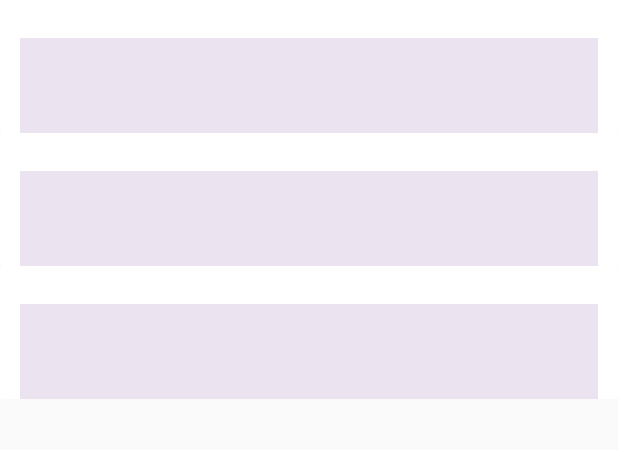
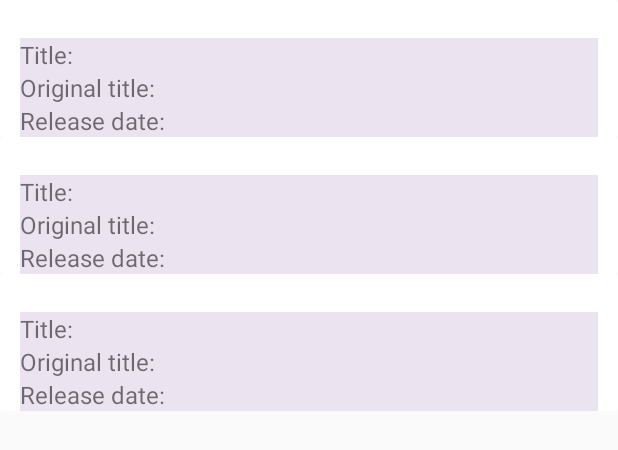
Before and after one commit to cbunay3/mvvm_example, an Android app: the layout layout_movies.xml on its own in the app's theme, with its tools: preview values and no code run, on a phone screen of 412 x 824 dp. Shown: the top 450 px of the screen. Run offline under Robolectric (Android 15) with nearby library versions, the phone set to English and light mode, and no system bars.

Commit message:
Add style to the cardView

```diff
--- a/app/src/main/res/layout/layout_movie.xml
+++ b/app/src/main/res/layout/layout_movie.xml
@@ -24,29 +24,73 @@
         app:layout_constraintEnd_toEndOf="parent"
         app:layout_constraintHorizontal_bias="0.454"
         app:layout_constraintStart_toStartOf="parent"
-        app:layout_constraintTop_toBottomOf="@+id/relativeLayout2" >
+        app:layout_constraintTop_toBottomOf="@+id/relativeLayout2">
 
         <LinearLayout
             android:layout_width="match_parent"
             android:layout_height="wrap_content"
             android:orientation="vertical">
 
+            <LinearLayout
+                android:id="@+id/ll_title"
+                android:layout_width="match_parent"
+                android:layout_height="match_parent"
+                android:orientation="horizontal">
+
+                <TextView
+                    android:id="@+id/label_title"
+                    android:layout_width="wrap_content"
+                    android:layout_height="wrap_content"
+                    android:text="Title: "
+                    android:textSize="16sp" />
+
                 <TextView
                     android:id="@+id/tv_title"
                     android:layout_width="match_parent"
                     android:layout_height="wrap_content"
-                android:textSize="18sp"
-                android:textStyle="bold" />
+                    android:textSize="16sp"
+                    android:textStyle="normal|bold" />
+            </LinearLayout>
+
+            <LinearLayout
+                android:id="@+id/ll_original_title"
+                android:layout_width="match_parent"
+                android:layout_height="match_parent"
+                android:orientation="horizontal">
+
+                <TextView
+                    android:id="@+id/label_original_title"
+                    android:layout_width="wrap_content"
+                    android:layout_height="wrap_content"
+                    android:text="Original title: "
+                    android:textSize="16sp" />
 
                 <TextView
                     android:id="@+id/tv_originalTitle"
                     android:layout_width="match_parent"
-                android:layout_height="wrap_content" />
+                    android:layout_height="wrap_content"
+                    android:textSize="16sp" />
+            </LinearLayout>
+
+            <LinearLayout
+                android:id="@+id/ll_release_date"
+                android:layout_width="match_parent"
+                android:layout_height="match_parent"
+                android:orientation="horizontal">
+
+                <TextView
+                    android:id="@+id/label_release_date"
+                    android:layout_width="wrap_content"
+                    android:layout_height="wrap_content"
+                    android:text="Release date: "
+                    android:textSize="16sp" />
 
                 <TextView
                     android:id="@+id/tv_releaseDate"
                     android:layout_width="match_parent"
-                android:layout_height="wrap_content" />
+                    android:layout_height="wrap_content"
+                    android:textSize="16sp" />
+            </LinearLayout>
 
         </LinearLayout>
     </RelativeLayout>
```
Lines whose indentation alone changed are shown as unchanged.
